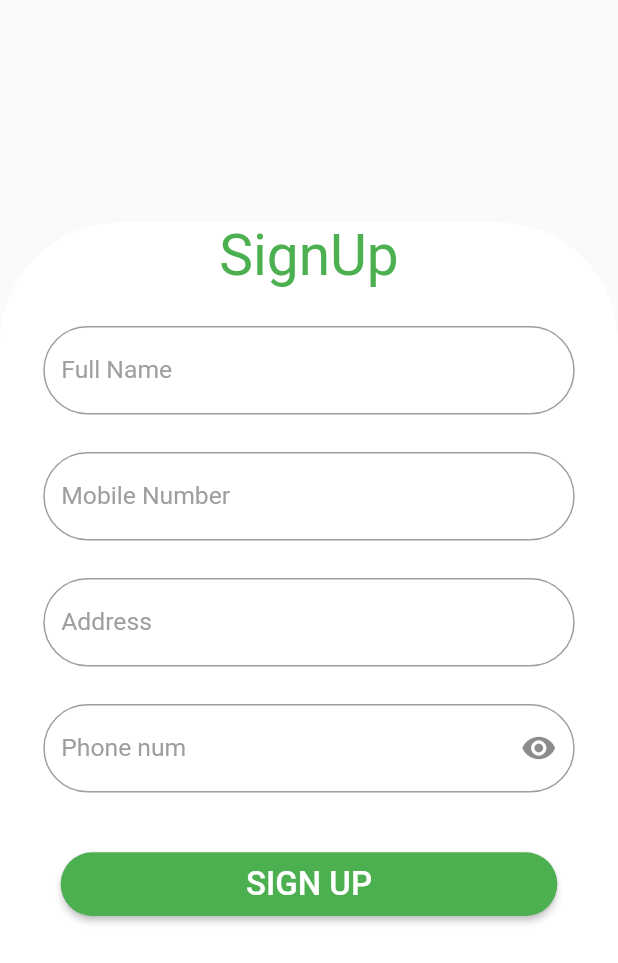
After one commit to Vamshidhar-reddy/indeed, a Flutter app: the FirstUser screen opened by its route, after a tap on "SIGN UP", on a phone screen of 412 x 824 dp. The commit adds this screen. Shown: the top 963 px of the screen. Run offline on Flutter 3.47's test engine with Material 2 defaults, Android fonts, the phone set to English and light mode, and no system bars; our stand-ins replace cloud_firestore, firebase_auth, google_sign_in; accounts and stored records are empty; network calls fail.

Commit message:
task of quizorre

```diff
--- /dev/null
+++ b/lib/Size.dart
@@ -0,0 +1,21 @@
+import 'package:flutter/widgets.dart';
+class SizeConfig {
+ static MediaQueryData _mediaQueryData;
+ static double screenWidth;
+ static double screenHeight;
+ static double blockSizeHorizontal;
+ static double blockSizeVertical;
+  static double h, w;
+
+ void init(BuildContext context) {
+  _mediaQueryData = MediaQuery.of(context);
+  screenWidth = _mediaQueryData.size.width;
+  screenHeight = _mediaQueryData.size.height;
+  blockSizeHorizontal = screenWidth / 100;
+  blockSizeVertical = screenHeight / 100;
+ }
+ void find(BuildContext context) {
+    h = (MediaQuery.of(context).size.height);
+    w = (MediaQuery.of(context).size.width);
+  }
+}
--- /dev/null
+++ b/lib/firstuset.dart
@@ -0,0 +1,280 @@
+import 'package:cloud_firestore/cloud_firestore.dart';
+import 'package:firebase_auth/firebase_auth.dart';
+import 'package:flutter/material.dart';
+
+import 'package:indeed/size.dart';
+
+class FirstUser extends StatefulWidget {
+  @override
+  _FirstUserState createState() => _FirstUserState();
+}
+
+class _FirstUserState extends State<FirstUser> {
+
+ TextEditingController fullName;
+  TextEditingController phoneNumber;
+  TextEditingController signUPemail;
+
+  TextEditingController address;
+  bool showPwd = true;
+  Icon _icon = Icon(
+    Icons.visibility,
+  );
+  GlobalKey<FormState> _form = GlobalKey<FormState>();
+
+
+  void initState() {
+    // TODO: implement initState
+    fullName = new TextEditingController();
+    phoneNumber = new TextEditingController();
+    signUPemail = new TextEditingController();
+
+    address = new TextEditingController();
+    super.initState();
+
+  }
+
+
+
+  void _toggle() {
+    setState(() {
+      showPwd = !showPwd;
+      if (showPwd) {
+        _icon = Icon(
+          Icons.visibility,
+        );
+      } else {
+        _icon = Icon(Icons.visibility_off, color: Colors.grey);
+      }
+    });
+  }
+
+  @override
+  Widget build(BuildContext context) {
+    // final FirebaseUser user= ModalRoute.of(context).settings.arguments;
+    SizeConfig().find(context);
+    var child = Container(
+
+      height:  SizeConfig.h * 0.82,
+      width:  SizeConfig.w,
+
+      margin: EdgeInsets.only(top:  SizeConfig.h * 0.18),
+      decoration: BoxDecoration(
+          color: Colors.white,
+          borderRadius: BorderRadius.only(
+              topLeft: Radius.circular(80), topRight: Radius.circular(80))),
+      child: Column(
+        children: <Widget>[
+          Center(
+            child: Material(
+              color: Colors.white,
+              child: Text(
+                "SignUp",
+                style:
+                    TextStyle(color: Colors.green, fontSize:  SizeConfig.h * 0.046),
+              ),
+            ),
+          ),
+          // SizedBox(height: SizeConfig.h*0.1),
+
+          Form(
+            key: _form,
+            child: Column(
+              children: <Widget>[
+                Padding(
+                  padding: EdgeInsets.only(
+                      top: 25, left:  SizeConfig.w * 0.07, right:  SizeConfig.w * 0.07),
+                  child: Material(
+                    color: Colors.white,
+                    child: TextFormField(
+                      decoration: InputDecoration(
+                        labelStyle: TextStyle(
+                            color: Colors.grey, fontSize:  SizeConfig.h * 0.02),
+                        labelText: 'Full Name',
+                        hintText: "Enter your Full Name",
+                        hintStyle: TextStyle(
+                            color: Colors.grey, fontSize:  SizeConfig.h * 0.02),
+                        border: OutlineInputBorder(
+                            borderRadius:
+                                BorderRadius.circular( SizeConfig.h * 2.5)),
+                      ),
+                      controller: signUPemail,
+                      keyboardType: TextInputType.text,
+                      // validator: emailValidator,
+                    ),
+                  ),
+                ),
+
+                Padding(
+                  padding: EdgeInsets.only(
+                      top: 25, left:  SizeConfig.w * 0.07, right:  SizeConfig.w * 0.07),
+                  child: Material(
+                    color: Colors.white,
+                    child: TextFormField(
+                      obscureText: showPwd,
+                      decoration: InputDecoration(
+                        labelStyle: TextStyle(
+                            color: Colors.grey, fontSize:  SizeConfig.h * 0.02),
+                      labelText: 'Mobile Number',
+                        hintText: "Enter your Mobile Number",
+                        hintStyle: TextStyle(
+                            color: Colors.grey, fontSize:  SizeConfig.h * 0.02),
+
+                        border: OutlineInputBorder(
+                            borderRadius:
+                                BorderRadius.circular( SizeConfig.h * 2.5)),
+                      ),
+                      controller: phoneNumber,
+                      keyboardType: TextInputType.number,
+                      // validator: pwdValidator,
+                    ),
+                  ),
+                ),
+                Padding(
+                  padding: EdgeInsets.only(
+                      top: 25, left:  SizeConfig.w * 0.07, right:  SizeConfig.w * 0.07),
+                  child: Material(
+                    color: Colors.white,
+                    child: TextFormField(
+                      obscureText: showPwd,
+                      decoration: InputDecoration(
+                        labelStyle: TextStyle(
+                            color: Colors.grey, fontSize:  SizeConfig.h * 0.02),
+                        labelText: 'Address',
+                        hintText: "Enter your Address",
+                        hintStyle: TextStyle(
+                            color: Colors.grey, fontSize:  SizeConfig.h * 0.02),
+
+                        border: OutlineInputBorder(
+                            borderRadius:
+                                BorderRadius.circular( SizeConfig.h * 2.5)),
+                      ),
+                      controller: address,
+                      keyboardType: TextInputType.multiline,
+                      // validator: pwdValidator,
+                    ),
+                  ),
+                ),
+                Padding(
+                  padding: EdgeInsets.only(
+                      top: 25, left:  SizeConfig.w * 0.07, right:  SizeConfig.w * 0.07),
+                  child: Material(
+                    color: Colors.white,
+                    child: TextFormField(
+                      obscureText: showPwd,
+                      decoration: InputDecoration(
+                        labelStyle: TextStyle(
+                            color: Colors.grey, fontSize:  SizeConfig.h * 0.02),
+                        labelText: 'Phone num',
+                        hintText: "Enter your num",
+                        hintStyle: TextStyle(
+                            color: Colors.grey, fontSize:  SizeConfig.h * 0.02),
+                        suffixIcon: IconButton(
+                          icon: _icon,
+                          onPressed: _toggle,
+                        ),
+                        border: OutlineInputBorder(
+                            borderRadius:
+                                BorderRadius.circular( SizeConfig.h * 2.5)),
+                      ),
+                      controller: phoneNumber,
+                      keyboardType: TextInputType.visiblePassword,
+                      // validator: pwdValidator,
+                    ),
+                  ),
+                ),
+              ],
+            ),
+          ),      Padding(
+                          padding: EdgeInsets.only(top:  SizeConfig.h * 0.045),
+                          child: RaisedButton(
+                              padding: EdgeInsets.only(
+                                  top:  SizeConfig.h * 0.01,
+                                  bottom:  SizeConfig.h * 0.01,
+                                  left:  SizeConfig.w * 0.3,
+                                  right:  SizeConfig.w * 0.3),
+                              color: Colors.green,
+                              onPressed: () {
+                                print("Verify OTP button is clicked");
+                                                              if (_form.currentState.validate()) {
+
+
+                                      print("success");
+                                  FirebaseAuth.instance
+                                      .createUserWithEmailAndPassword(
+                                          email: signUPemail.text,
+                                  password: phoneNumber.text)
+                                  .then((Cur) => Firestore.instance
+                                      .collection("users")
+                                      .document(Cur.user.uid)
+                                      .setData({
+                                        "address":         address.text,
+                                        "uid": Cur.user.uid,
+                                        "fname":   fullName.text,
+
+                                        "email":   signUPemail.text,
+                                        "mobile":phoneNumber.text,
+
+                                      })
+                                      .then((result) => {
+                                            // callSnackBar("Successfully Registered Thank You!"),
+
+                                            Navigator.pushNamed(context,"HomeScreen"),
+
+                                       fullName.clear(),
+                                        phoneNumber.clear(),
+                                        signUPemail.clear(),
+
+                                      address.clear()
+                                      })
+                                  .catchError((err) => print(err)))
+                              .catchError((err) => print(err));
+                          }
+                        else {
+                          print("fail");
+                          showDialog(
+                              context: context,
+                              builder: (BuildContext context) {
+                                return AlertDialog(
+                                  title: Text("Error"),
+                                  content: Text(" do not match"),
+                                  actions: <Widget>[
+                                    FlatButton(
+                                      child: Text("Close"),
+                                      onPressed: () {
+                                        Navigator.of(context).pop();
+                                      },
+                                    )
+                                  ],
+                                );
+                              });
+                        }
+
+                              },
+                              shape: RoundedRectangleBorder(
+                                borderRadius: new BorderRadius.circular(50.0),
+                              ),
+                              child: Text("SIGN UP",
+                                  style: TextStyle(
+                                      color: Colors.white,
+                                      fontSize: 22))),
+                        ),
+
+        ],
+      ),
+    );
+    return
+         Scaffold(
+          body:
+          SingleChildScrollView(
+            child:
+       Column(
+      children: <Widget>[
+
+        child,
+      ],
+        ),
+      ),
+    );
+  }
+}
--- a/lib/singin_page.dart
+++ b/lib/singin_page.dart
@@ -1,10 +1,11 @@
 import 'package:firebase_auth/firebase_auth.dart';
+import 'package:flutter/material.dart';
 import 'package:google_sign_in/google_sign_in.dart';
 
 final FirebaseAuth _auth = FirebaseAuth.instance;
 final GoogleSignIn googleSignIn = GoogleSignIn();
 
-Future<String> signInWithGoogle() async {
+Future<AuthResult> signInWithGoogle(BuildContext context) async {
   final GoogleSignInAccount googleSignInAccount = await googleSignIn.signIn();
   final GoogleSignInAuthentication googleSignInAuthentication =
       await googleSignInAccount.authentication;
@@ -23,7 +24,7 @@ Future<String> signInWithGoogle() async {
   final FirebaseUser currentUser = await _auth.currentUser();
   assert(user.uid == currentUser.uid);
 
-  return 'signInWithGoogle succeeded: $user';
+  return authResult;
 }
 
 void signOutGoogle() async{
```
Also changed, not shown: lib/firstscreen.dart (+51 -2 lines), lib/login_page.dart (+15 -9 lines), lib/main.dart (+11 -0 lines), lib/otp.dart (added, +305 -0 lines), 4 other files.
